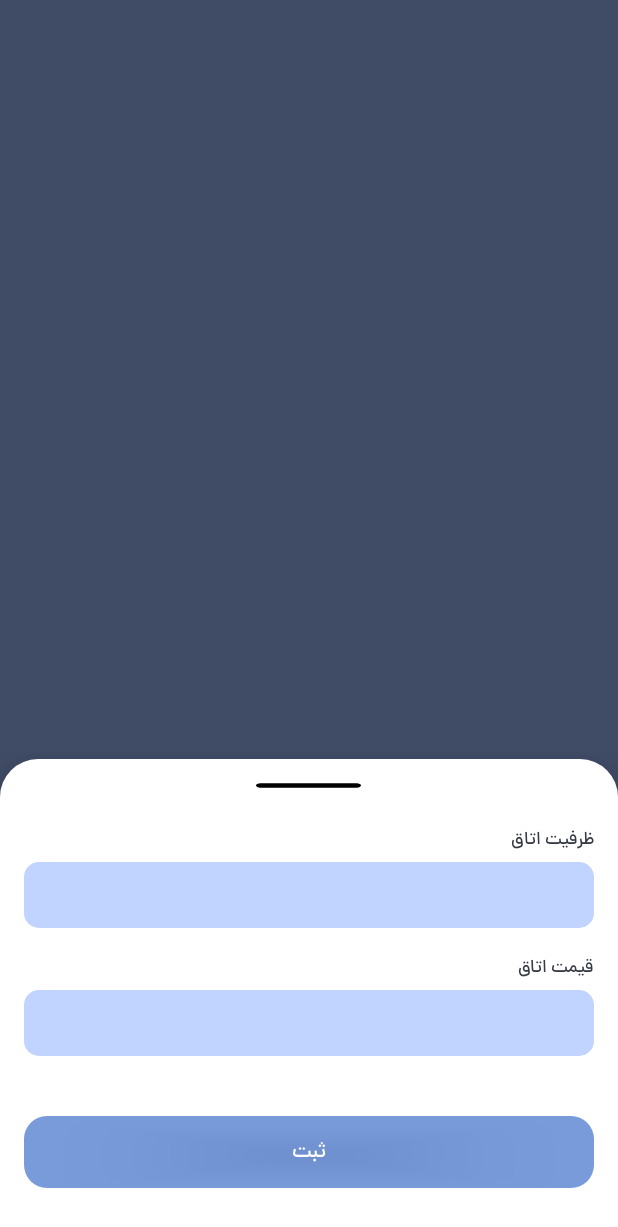
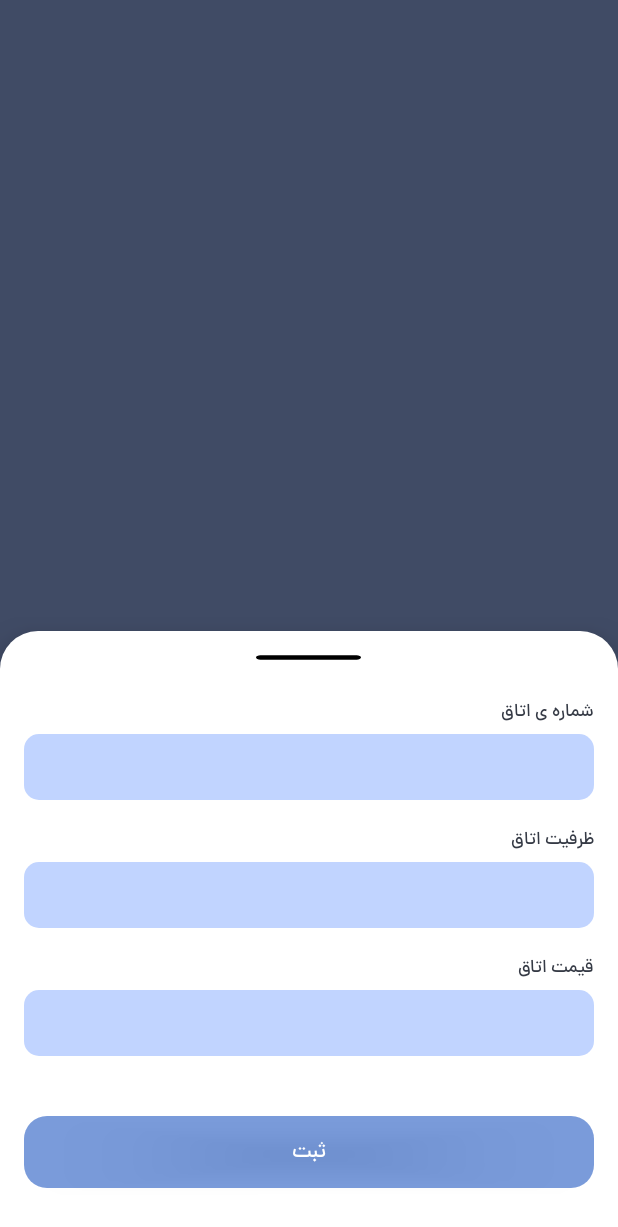
Before and after one commit to momen7899/Restel, an Android app: the RoomFragment screen opened through its navigation route, after a tap on an icon or button, on a phone screen of 412 x 824 dp. Shown: the top 1227 px of the screen. Run offline under Robolectric (Android 15) with nearby library versions, the phone set to English and light mode, and no system bars; our stand-ins replace Dagger/Hilt's generated code, Room's generated code, RxJava, navigation-ui; 1 statement that could not run was skipped.

Commit message:
Complete Room BottomSheet

```diff
--- a/presentation/src/main/java/com/momen/restel/client/view/ClientsFragment.kt
+++ b/presentation/src/main/java/com/momen/restel/client/view/ClientsFragment.kt
@@ -243,7 +243,7 @@ class ClientsFragment : Fragment() {
         )
     }
 
-    fun md5(input: String): String {
+    private fun md5(input: String): String {
         val md = MessageDigest.getInstance("MD5")
         return BigInteger(1, md.digest(input.toByteArray())).toString(16).padStart(32, '0')
     }
--- a/presentation/src/main/java/com/momen/restel/room/view/RoomFragment.kt
+++ b/presentation/src/main/java/com/momen/restel/room/view/RoomFragment.kt
@@ -11,6 +11,7 @@ import androidx.fragment.app.Fragment
 import androidx.recyclerview.widget.LinearLayoutManager
 import com.google.android.material.bottomsheet.BottomSheetDialog
 import com.momen.restel.R
+import com.momen.restel.comm.Toasty
 import com.momen.restel.room.model.RoomModel
 import kotlinx.android.synthetic.main.fragment_room.*
 
@@ -21,6 +22,7 @@ class RoomFragment : Fragment() {
     private var bottomSheetDialog: BottomSheetDialog? = null
 
     // bottom sheet components
+    private var roomNameEt: EditText? = null
     private var capacityEt: EditText? = null
     private var priceEt: EditText? = null
     private var submit: Button? = null
@@ -66,19 +68,40 @@ class RoomFragment : Fragment() {
     }
 
     private fun setUpBottomSheetComponent() {
-        capacityEt = bottomSheetDialog?.findViewById(R.id.userFirstName)
-        priceEt = bottomSheetDialog?.findViewById(R.id.userLastName)
+        roomNameEt = bottomSheetDialog?.findViewById(R.id.roomNameEt)
+        capacityEt = bottomSheetDialog?.findViewById(R.id.capacityEt)
+        priceEt = bottomSheetDialog?.findViewById(R.id.priceEt)
         submit = bottomSheetDialog?.findViewById(R.id.submitBtn)
     }
 
     private fun setUpBottomSheetSubmit() {
         submit?.setOnClickListener {
             val room = validateData()
+
         }
     }
 
     private fun validateData(): RoomModel? {
-        return null
+        val name = roomNameEt?.text.toString().trim()
+        val capacity = capacityEt?.text.toString().trim()
+        val price = priceEt?.text.toString().trim()
+
+        if (validateInput(name, roomNameEt)) return null
+        if (validateInput(capacity, capacityEt)) return null
+        if (validateInput(price, priceEt)) return null
+
+        return RoomModel(0, name, capacity, price)
+    }
+
+    private fun validateInput(str: String?, et: EditText?): Boolean {
+        str?.let {
+            if (str.isEmpty()) {
+                Toasty.showErrorToasty(requireContext(), getString(R.string.roomNumberError))
+                et?.requestFocus()
+                return true
+            }
+        }
+        return false
     }
 
     private fun showBottomSheet(update: Boolean) {
--- a/presentation/src/main/res/layout/bottom_sheet_room.xml
+++ b/presentation/src/main/res/layout/bottom_sheet_room.xml
@@ -1,6 +1,7 @@
 <?xml version="1.0" encoding="utf-8"?>
 <ScrollView xmlns:android="http://schemas.android.com/apk/res/android"
     xmlns:app="http://schemas.android.com/apk/res-auto"
+    xmlns:tools="http://schemas.android.com/tools"
     android:id="@+id/bottomSheetRoom"
     android:layout_width="match_parent"
     android:layout_height="match_parent"
@@ -20,12 +21,24 @@
             android:gravity="center"
             app:srcCompat="@drawable/ic_line" />
 
-        <!--        <include-->
-        <!--            layout="@layout/card_input"-->
-        <!--            android:layout_width="match_parent"-->
-        <!--            android:layout_height="wrap_content"-->
-        <!--            android:layout_marginHorizontal="16dp"-->
-        <!--            android:layout_marginVertical="8dp" />-->
+        <TextView
+            android:id="@+id/roomNameHint"
+            style="@style/EditTextHint"
+            android:layout_marginHorizontal="16dp"
+            android:layout_marginTop="8dp"
+            android:text="@string/roomHint" />
+
+        <EditText
+            android:id="@+id/roomNameEt"
+            style="@style/LoginEditText"
+            android:layout_width="match_parent"
+            android:layout_marginHorizontal="16dp"
+            android:layout_marginTop="4dp"
+            android:layout_marginBottom="8dp"
+            android:importantForAutofill="no"
+            android:inputType="numberDecimal"
+            tools:ignore="LabelFor" />
+
         <TextView
             android:id="@+id/capacityHint"
             style="@style/EditTextHint"
@@ -60,13 +73,6 @@
             android:importantForAutofill="no"
             android:inputType="numberDecimal" />
 
-        <!--        <include-->
-        <!--            layout="@layout/card_input"-->
-        <!--            android:layout_width="match_parent"-->
-        <!--            android:layout_height="wrap_content"-->
-        <!--            android:layout_marginHorizontal="16dp"-->
-        <!--            android:layout_marginVertical="8dp" />-->
-
         <Button
             android:id="@+id/submitBtn"
             style="@style/CustomButton"
```
